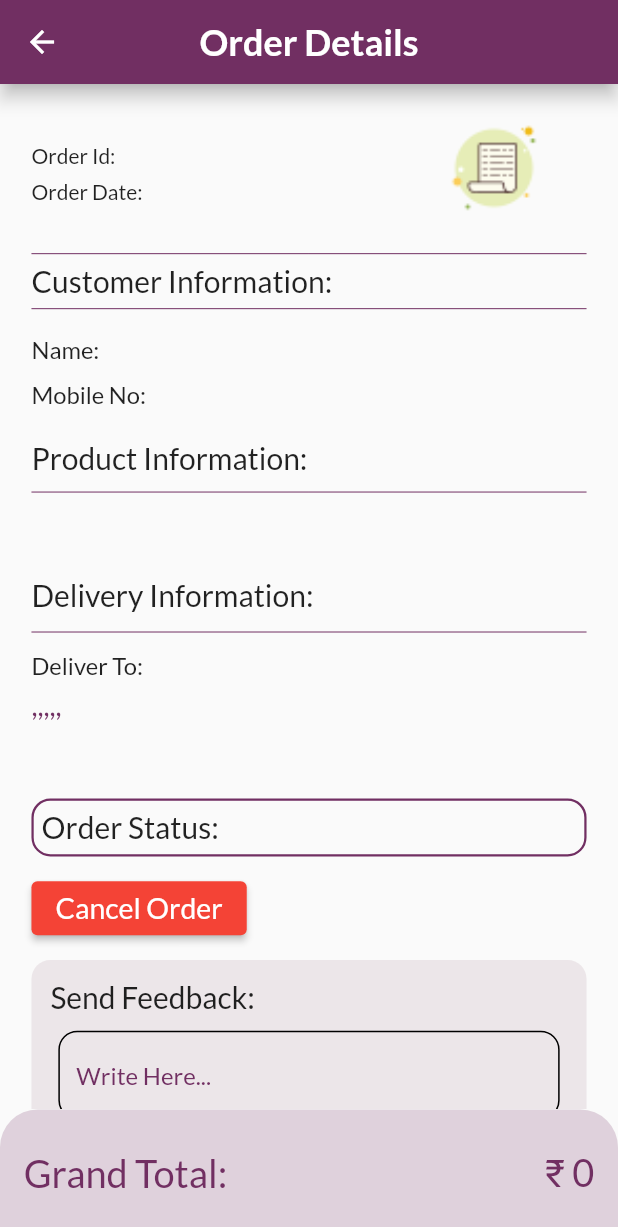
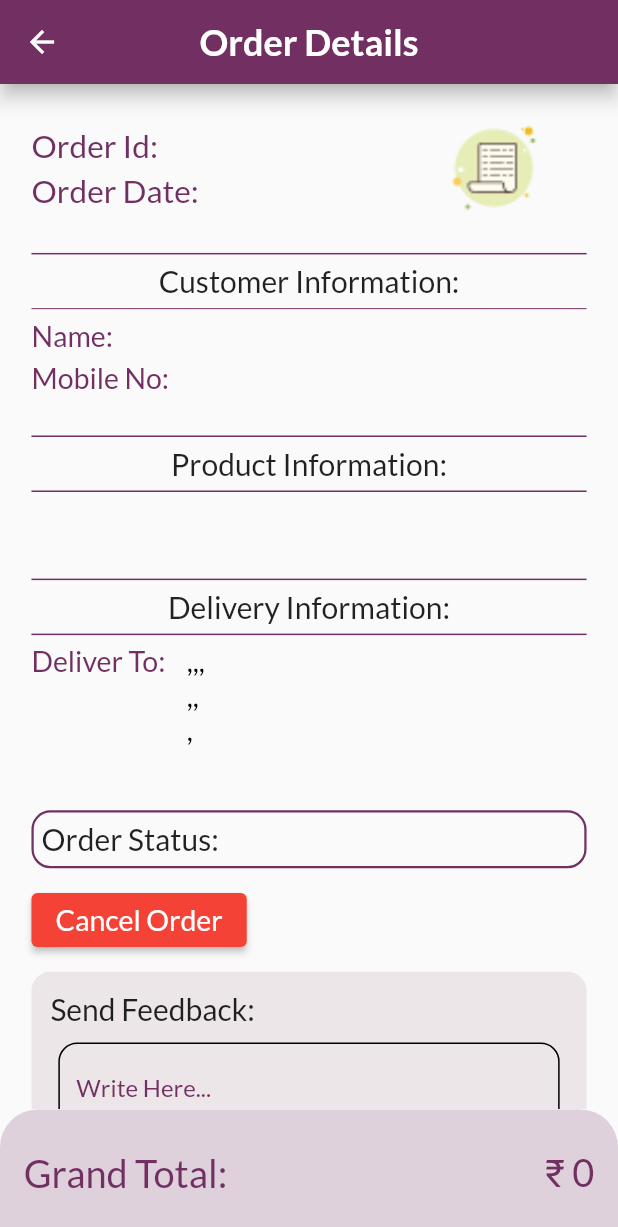
Before and after one commit to JaiminHapani7269/kudrati_kahumbo, a Flutter app: the OrderDetailsPage screen opened directly with empty values, on a phone screen of 412 x 824 dp. Shown: the top 1227 px of the screen. Run offline on Flutter 3.47's test engine with Material 2 defaults, Android fonts, the phone set to English and light mode, and no system bars; our stand-ins replace carousel_slider, cloud_firestore, firebase_auth, firebase_core, flutter_svg, fluttertoast and 5 more; accounts and stored records are empty; generated files the repository leaves out were written again.

Commit message:
"make some chenge in ui"

```diff
--- a/lib/screen/category_product_screen.dart
+++ b/lib/screen/category_product_screen.dart
@@ -71,7 +71,7 @@ class _CategoryProductScreenState extends State<CategoryProductScreen> {
                 ).badge(
                   color: Vx.gray300,
                   size: Dimensions.h15,
-                  count: snapshot.data!.docs.length,
+                  count: snapshot.data?.docs.length,
                   textStyle: const TextStyle(
                       color: AppColors.mainPurple, fontWeight: FontWeight.bold),
                 ),
@@ -95,7 +95,7 @@ class _CategoryProductScreenState extends State<CategoryProductScreen> {
                 ).badge(
                   color: Vx.gray300,
                   size: Dimensions.h15,
-                  count: snapshot.data!.docs.length,
+                  count: snapshot.data?.docs.length,
                   textStyle: const TextStyle(
                       color: AppColors.mainPurple, fontWeight: FontWeight.bold),
                 ),
--- a/lib/screen/feedback_page.dart
+++ b/lib/screen/feedback_page.dart
@@ -41,7 +41,7 @@ class FeedbackPage extends StatelessWidget {
                   padding: EdgeInsets.all(Dimensions.h10),
                   child: Container(
                     decoration: BoxDecoration(
-                      color: const Color.fromARGB(255, 233, 197, 215),
+                      color: const Color(0xFFECE6E9),
                       borderRadius: BorderRadius.circular(Dimensions.r12),
                     ),
                     child: ListTile(
--- a/lib/screen/home_page.dart
+++ b/lib/screen/home_page.dart
@@ -87,7 +87,7 @@ class _HomePageState extends State<HomePage> {
                 ).badge(
                   color: Vx.gray300,
                   size: Dimensions.h15,
-                  count: snapshot.data!.docs.length,
+                  count: snapshot.data?.docs.length,
                   textStyle: const TextStyle(
                       color: AppColors.mainPurple, fontWeight: FontWeight.bold),
                 ),
@@ -111,7 +111,7 @@ class _HomePageState extends State<HomePage> {
                 ).badge(
                   color: Vx.gray300,
                   size: Dimensions.h15,
-                  count: snapshot.data!.docs.length,
+                  count: snapshot.data?.docs.length,
                   textStyle: const TextStyle(
                       color: AppColors.mainPurple, fontWeight: FontWeight.bold),
                 ),
--- a/lib/screen/order_detail_page.dart
+++ b/lib/screen/order_detail_page.dart
@@ -94,11 +94,16 @@ class _OrderDetailsPageState extends State<OrderDetailsPage> {
                         Row(
                           crossAxisAlignment: CrossAxisAlignment.end,
                           children: [
-                            const Text("Order Id: "),
+                            Text(
+                              "Order Id:  ",
+                              style: TextStyle(
+                                  color: AppColors.mainPurple,
+                                  fontSize: Dimensions.h20),
+                            ),
                             Text(
                               widget.oid,
                               style: TextStyle(
-                                  color: AppColors.mainPurple,
+                                  color: Colors.green,
                                   fontSize: Dimensions.h20),
                             ),
                           ],
@@ -107,11 +112,16 @@ class _OrderDetailsPageState extends State<OrderDetailsPage> {
                         Row(
                           crossAxisAlignment: CrossAxisAlignment.end,
                           children: [
-                            const Text("Order Date: "),
+                            Text(
+                              "Order Date: ",
+                              style: TextStyle(
+                                  color: AppColors.mainPurple,
+                                  fontSize: Dimensions.h20),
+                            ),
                             Text(
                               widget.date,
                               style: TextStyle(
-                                  color: AppColors.mainPurple,
+                                  color: Colors.black,
                                   fontSize: Dimensions.h15),
                             ),
                           ],
@@ -132,11 +142,12 @@ class _OrderDetailsPageState extends State<OrderDetailsPage> {
               SizedBox(height: Dimensions.h15),
               Divider(
                 height: Dimensions.h12,
+                thickness: 1,
                 color: AppColors.mainPurple,
               ),
               Container(
                 child: Column(
-                  crossAxisAlignment: CrossAxisAlignment.start,
+                  crossAxisAlignment: CrossAxisAlignment.center,
                   children: [
                     Text(
                       'Customer Information:',
@@ -151,13 +162,14 @@ class _OrderDetailsPageState extends State<OrderDetailsPage> {
                       children: [
                         Text(
                           "Name: ",
-                          style: TextStyle(fontSize: Dimensions.h15),
+                          style: TextStyle(
+                              color: AppColors.mainPurple,
+                              fontSize: Dimensions.h18),
                         ),
                         Text(
                           widget.name,
                           style: TextStyle(
-                              color: AppColors.mainPurple,
-                              fontSize: Dimensions.h24),
+                              color: Colors.green, fontSize: Dimensions.h18),
                         ),
                       ],
                     ),
@@ -167,13 +179,14 @@ class _OrderDetailsPageState extends State<OrderDetailsPage> {
                       children: [
                         Text(
                           "Mobile No: ",
-                          style: TextStyle(fontSize: Dimensions.h15),
+                          style: TextStyle(
+                              color: AppColors.mainPurple,
+                              fontSize: Dimensions.h18),
                         ),
                         Text(
                           widget.phone,
                           style: TextStyle(
-                              color: AppColors.mainPurple,
-                              fontSize: Dimensions.h20),
+                              color: Colors.green, fontSize: Dimensions.h18),
                         ),
                       ],
                     ),
@@ -181,16 +194,22 @@ class _OrderDetailsPageState extends State<OrderDetailsPage> {
                 ),
               ),
               SizedBox(height: Dimensions.h20),
+              Divider(
+                height: Dimensions.h12,
+                thickness: 1,
+                color: AppColors.mainPurple,
+              ),
               Container(
                 child: Column(
-                  crossAxisAlignment: CrossAxisAlignment.start,
+                  crossAxisAlignment: CrossAxisAlignment.center,
                   children: [
                     Text(
                       'Product Information:',
                       style: Theme.of(context).textTheme.headline6,
                     ),
                     Divider(
-                      height: Dimensions.h20,
+                      height: Dimensions.h12,
+                      thickness: 1,
                       color: AppColors.mainPurple,
                     ),
                     Text(
@@ -203,29 +222,61 @@ class _OrderDetailsPageState extends State<OrderDetailsPage> {
                 ),
               ),
               SizedBox(height: Dimensions.h20),
+              Divider(
+                height: Dimensions.h12,
+                thickness: 1,
+                color: AppColors.mainPurple,
+              ),
               SizedBox(
                 height: Dimensions.h120,
                 child: Column(
-                  crossAxisAlignment: CrossAxisAlignment.start,
+                  crossAxisAlignment: CrossAxisAlignment.center,
                   children: [
                     Text(
                       'Delivery Information:',
                       style: Theme.of(context).textTheme.headline6,
                     ),
                     Divider(
-                      height: Dimensions.h24,
+                      height: Dimensions.h12,
+                      thickness: 1,
                       color: AppColors.mainPurple,
                     ),
-                    Text(
-                      "Deliver To: ",
-                      style: TextStyle(fontSize: Dimensions.h15),
-                    ),
-                    SizedBox(height: Dimensions.h5),
-                    Text(
-                      "${widget.hno},${widget.address},${widget.area},${widget.city},${widget.state},${widget.pincode}",
-                      style: TextStyle(
-                          color: AppColors.mainPurple,
-                          fontSize: Dimensions.h18),
+                    Row(
+                      mainAxisAlignment: MainAxisAlignment.start,
+                      crossAxisAlignment: CrossAxisAlignment.start,
+                      children: [
+                        Text(
+                          "Deliver To: ",
+                          style: TextStyle(
+                              color: AppColors.mainPurple,
+                              fontSize: Dimensions.h18),
+                        ),
+                        SizedBox(width: Dimensions.h10),
+                        Column(
+                          mainAxisAlignment: MainAxisAlignment.start,
+                          crossAxisAlignment: CrossAxisAlignment.start,
+                          children: [
+                            Text(
+                              "${widget.hno},${widget.address},${widget.area},",
+                              style: TextStyle(
+                                  color: Colors.black,
+                                  fontSize: Dimensions.h18),
+                            ),
+                            Text(
+                              "${widget.area},${widget.city},",
+                              style: TextStyle(
+                                  color: Colors.black,
+                                  fontSize: Dimensions.h18),
+                            ),
+                            Text(
+                              "${widget.state},${widget.pincode}",
+                              style: TextStyle(
+                                  color: Colors.black,
+                                  fontSize: Dimensions.h18),
+                            ),
+                          ],
+                        ),
+                      ],
                     ),
                   ],
                 ),
@@ -258,7 +309,9 @@ class _OrderDetailsPageState extends State<OrderDetailsPage> {
                   backgroundColor: Colors.red,
                 ),
                 onPressed: () {
-                  if (widget.orderstatus == 'placed') {
+                  if (widget.orderstatus == 'placed' ||
+                      widget.orderstatus == 'Placed' ||
+                      widget.orderstatus == 'PLACED') {
                     showDialog(
                         barrierDismissible: false,
                         context: context,
```
Also changed, not shown: lib/screen/todo.txt (+49 -0 lines).
